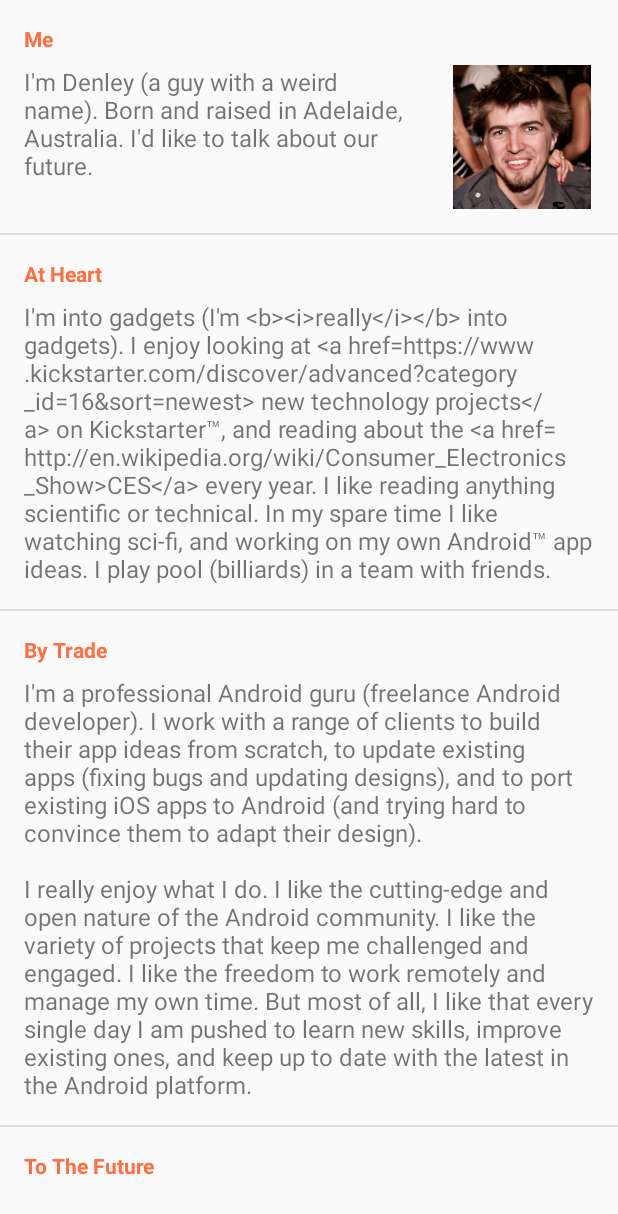
After one commit to denley/DenleyBihari, an Android app: the layout page_about.xml on its own in the app's theme, with its tools: preview values and no code run, on a phone screen of 412 x 824 dp. The commit adds this screen. Shown: the top 1214 px of the screen. Run offline under Robolectric (Android 15) with nearby library versions, the phone set to English and light mode, and no system bars.

Commit message:
Added content for About page

```diff
--- a/app/build.gradle
+++ b/app/build.gradle
@@ -25,4 +25,5 @@ dependencies {
     compile 'com.android.support:recyclerview-v7:21.0.3'
     compile 'com.jakewharton:butterknife:6.0.0'
     compile 'com.squareup.picasso:picasso:2.4.0'
+    compile 'com.android.support:cardview-v7:21.0.3'
 }
--- a/app/src/main/java/me/denley/denleybihari/MainActivity.java
+++ b/app/src/main/java/me/denley/denleybihari/MainActivity.java
@@ -88,6 +88,12 @@ public class MainActivity extends ActionBarActivity implements NavigationDrawerV
 
     }
 
+    @Override public void onBackPressed() {
+        if(!navigationDrawer.navigateBack()){
+            super.onBackPressed();
+        }
+    }
+
     /** Measures the status bar height, and sets the height of the overlay view accordingly */
     private void setSystemBarHeight() {
         int height = 0;
--- a/app/src/main/res/layout/activity_main.xml
+++ b/app/src/main/res/layout/activity_main.xml
@@ -39,7 +39,7 @@
                 android:paddingRight="4dp"
                 android:background="?attr/colorPrimary"
                 app:theme="@style/ThemeOverlay.AppCompat.Dark.ActionBar"
-                app:title="@string/action_about"
+                app:title="@string/app_name"
                 />
 
 
--- /dev/null
+++ b/app/src/main/res/layout/page_about.xml
@@ -0,0 +1,99 @@
+<?xml version="1.0" encoding="utf-8"?>
+<LinearLayout xmlns:android="http://schemas.android.com/apk/res/android"
+    xmlns:tools="http://schemas.android.com/tools"
+    android:orientation="vertical"
+    android:layout_width="match_parent"
+    android:layout_height="wrap_content">
+
+    <TextView
+        android:text="@string/title_me"
+        android:layout_width="match_parent"
+        android:layout_height="wrap_content"
+        style="@style/ContentTitle"
+        />
+    <LinearLayout
+        android:layout_width="match_parent"
+        android:layout_height="wrap_content"
+        android:paddingLeft="16dp"
+        android:paddingRight="16dp"
+        android:paddingBottom="16dp"
+        >
+        <TextView
+            android:text="@string/content_me"
+            android:layout_width="0dp"
+            android:layout_height="wrap_content"
+            android:layout_weight="1"
+            android:textSize="16sp"
+            android:layout_marginEnd="16dp"
+            android:layout_marginRight="16dp"
+            />
+        <ImageView
+            android:id="@+id/profile_image"
+            android:layout_width="96dp"
+            android:layout_height="96dp"
+            tools:src="@drawable/profile_image"
+            android:scaleType="fitCenter"
+            />
+    </LinearLayout>
+    <View
+        android:layout_width="match_parent"
+        android:layout_height="1dp"
+        android:background="@color/divider"
+        />
+
+    <TextView
+        android:text="@string/title_heart"
+        android:layout_width="match_parent"
+        android:layout_height="wrap_content"
+        style="@style/ContentTitle"
+        />
+    <TextView
+        android:id="@+id/content_heart"
+        android:text="@string/content_heart"
+        android:layout_width="match_parent"
+        android:layout_height="wrap_content"
+        style="@style/Content"
+        />
+    <View
+        android:layout_width="match_parent"
+        android:layout_height="1dp"
+        android:background="@color/divider"
+        />
+
+    <TextView
+        android:text="@string/title_trade"
+        android:layout_width="match_parent"
+        android:layout_height="wrap_content"
+        style="@style/ContentTitle"
+        />
+    <TextView
+        android:text="@string/content_trade"
+        android:layout_width="match_parent"
+        android:layout_height="wrap_content"
+        style="@style/Content"
+        />
+    <View
+        android:layout_width="match_parent"
+        android:layout_height="1dp"
+        android:background="@color/divider"
+        />
+
+    <TextView
+        android:text="@string/title_aspiration"
+        android:layout_width="match_parent"
+        android:layout_height="wrap_content"
+        style="@style/ContentTitle"
+        />
+    <TextView
+        android:text="@string/content_aspiration"
+        android:layout_width="match_parent"
+        android:layout_height="wrap_content"
+        style="@style/Content"
+        />
+    <View
+        android:layout_width="match_parent"
+        android:layout_height="1dp"
+        android:background="@color/divider"
+        />
+
+</LinearLayout>
--- a/app/src/main/res/values/strings.xml
+++ b/app/src/main/res/values/strings.xml
@@ -14,4 +14,43 @@
     <string name="action_testimonials">Testimonials</string>
     <string name="action_experience">Experience/Education</string>
 
+    <string name="title_me">Me</string>
+    <string name="content_me">
+        I\'m Denley (a guy with a weird name). Born and raised in Adelaide, Australia.
+        I\'d like to talk about our future.
+    </string>
+
+    <string name="title_heart">At Heart</string>
+    <string name="content_heart">
+        I\'m into gadgets (I\'m <![CDATA[<b><i>really</i></b>]]> into gadgets).
+        I enjoy looking at
+        <![CDATA[<a href="https://www.kickstarter.com/discover/advanced?category_id=16&sort=newest">
+        new technology projects</a>]]>
+        on Kickstarter™, and reading about the
+        <![CDATA[<a href="http://en.wikipedia.org/wiki/Consumer_Electronics_Show">CES</a>]]>
+        every year.
+        I like reading anything scientific or technical.
+        In my spare time I like watching sci-fi, and working on my own Android™ app ideas.
+        I play pool (billiards) in a team with friends.
+    </string>
+
+    <string name="title_trade">By Trade</string>
+    <string name="content_trade">
+        I\'m a professional Android guru (freelance Android developer).
+        I work with a range of clients to build their app ideas from scratch,
+        to update existing apps (fixing bugs and updating designs), and to port existing
+        iOS apps to Android (and trying hard to convince them to adapt their design).
+        \n\nI really enjoy what I do.
+        I like the cutting-edge and open nature of the Android community.
+        I like the variety of projects that keep me challenged and engaged.
+        I like the freedom to work remotely and manage my own time.
+        But most of all, I like that every single day I am pushed to learn new skills,
+        improve existing ones, and keep up to date with the latest in the Android platform.
+    </string>
+
+    <string name="title_aspiration">To The Future</string>
+    <string name="content_aspiration">
+
+    </string>
+
 </resources>
--- a/app/src/main/res/values/styles.xml
+++ b/app/src/main/res/values/styles.xml
@@ -1,27 +1,38 @@
 <resources>
 
+    <!-- Theme colours -->
     <color name="colorPrimary">#3f51b5</color>
     <color name="colorPrimaryDark">#303f9f</color>
     <color name="colorAccent">#ff6e40</color>
     <color name="colorAccentSecondary">#FF9E80</color>
+    <color name="selected_item_background">#E0E0E0</color>
+    <color name="divider">#E0E0E0</color>
 
-    <color name="selected_item_background">#E0E0E0</color>
-
-    <!-- Base application theme. -->
     <style name="AppTheme" parent="AppBaseTheme">
         <item name="colorPrimary">@color/colorPrimary</item>
         <item name="colorPrimaryDark">@color/colorPrimaryDark</item>
         <item name="colorAccent">@color/colorAccent</item>
-        <item name="drawerArrowStyle">@style/DrawerArrowStyle</item>
         <item name="windowActionModeOverlay">true</item>
     </style>
 
-    <style name="AppBaseTheme" parent="Theme.AppCompat.Light.NoActionBar">
+    <!-- Base application theme. -->
+    <style name="AppBaseTheme" parent="Theme.AppCompat.Light.NoActionBar" />
 
+    <style name="ContentTitle">
+        <item name="android:textColor">?attr/colorAccent</item>
+        <item name="android:textStyle">bold</item>
+        <item name="android:layout_marginTop">16dp</item>
+        <item name="android:layout_marginBottom">8dp</item>
+        <item name="android:layout_marginLeft">16dp</item>
+        <item name="android:layout_marginRight">16dp</item>
     </style>
 
-    <style name="DrawerArrowStyle" parent="Widget.AppCompat.DrawerArrowToggle">
-        <item name="spinBars">true</item>
+    <style name="Content">
+        <item name="android:textSize">16sp</item>
+        <item name="android:linksClickable">true</item>
+        <item name="android:layout_marginBottom">16dp</item>
+        <item name="android:layout_marginLeft">16dp</item>
+        <item name="android:layout_marginRight">16dp</item>
     </style>
 
 </resources>
```
Also changed, not shown: app/src/main/java/me/denley/denleybihari/AboutView.java (added, +44 -0 lines), app/src/main/java/me/denley/denleybihari/NavigationDrawerView.java (+67 -7 lines), 1 other file.
